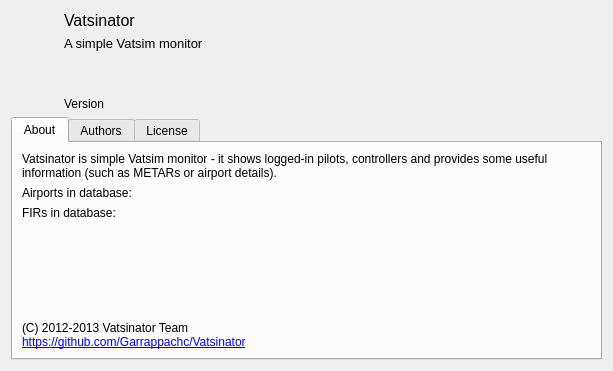
Above: source/ui/resources/aboutwindow.ui from Vatsinator/vatsinator-legacy before the change. Below: the same form after it.
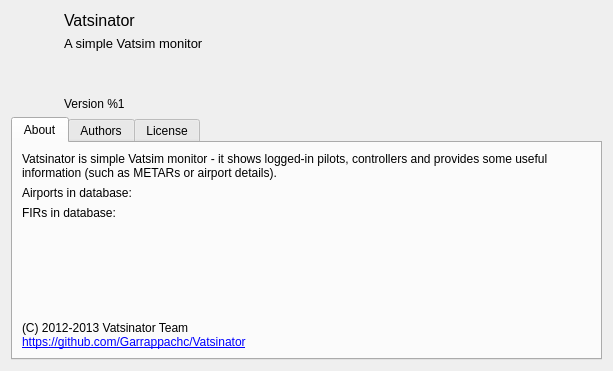
That is the form after the change. Icons and pictures are not drawn.

```diff
--- a/source/ui/resources/aboutwindow.ui
+++ b/source/ui/resources/aboutwindow.ui
@@ -99,7 +99,7 @@
        <item>
         <widget class="QLabel" name="VersionLabel">
          <property name="text">
-          <string>Version</string>
+          <string>Version %1</string>
          </property>
         </widget>
        </item>
```
